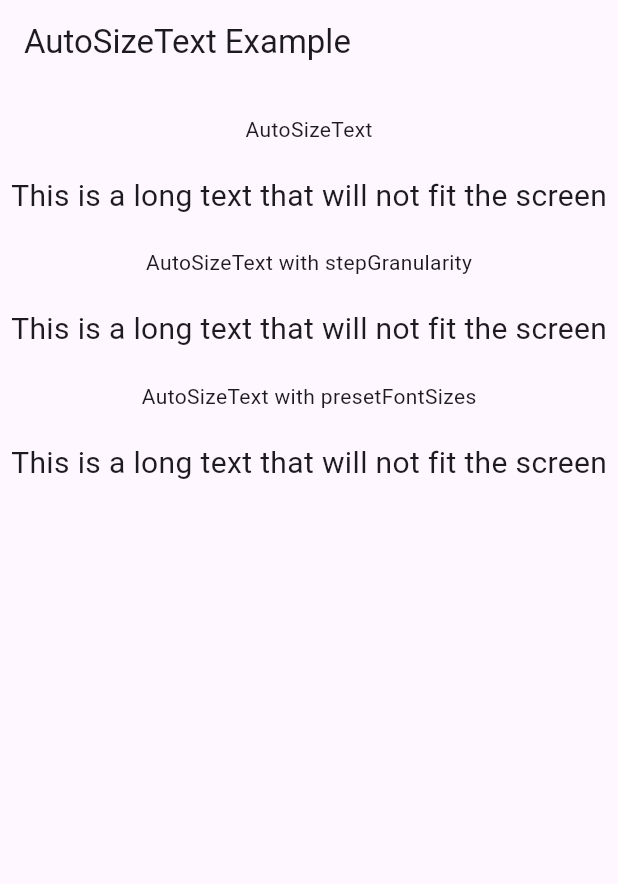
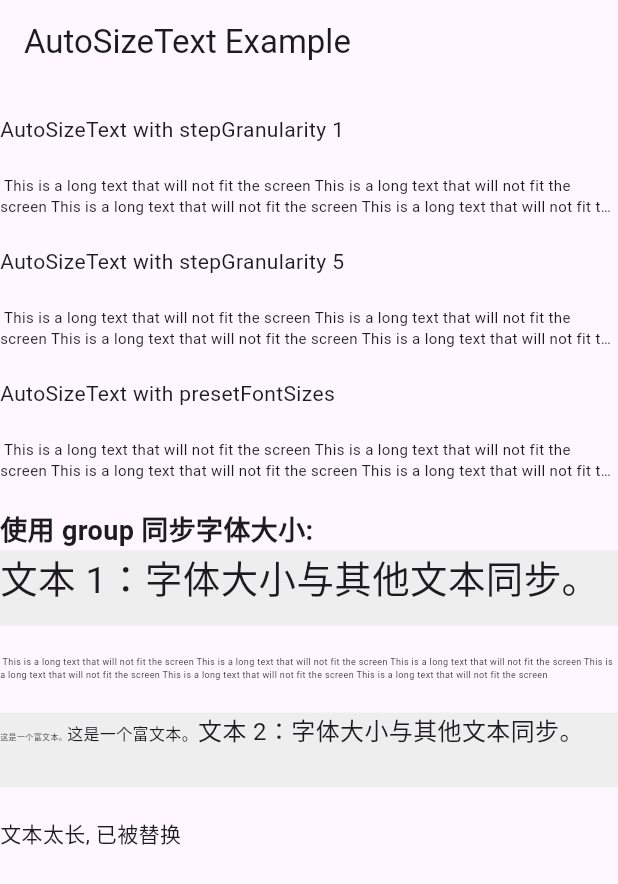
Before and after one commit to rex26/practice, a Flutter app: the screen it shows after launch, on a phone screen of 412 x 824 dp. Shown: the top 884 px of the screen. Run offline on Flutter 3.47's test engine with Material 3 defaults, Android fonts, the phone set to English and light mode, and no system bars; drawn by our look-alikes of auto_size_text; our stand-ins replace envied, go_router; generated files the repository leaves out were written again.

Commit message:
feat: AutoSizeTextDemo

```diff
--- a/lib/pages/auto_size_text/auto_size_text_app.dart
+++ b/lib/pages/auto_size_text/auto_size_text_app.dart
@@ -6,7 +6,7 @@ class AutoSizeTextApp extends StatelessWidget {
 
   @override
   Widget build(BuildContext context) {
-    return const MaterialApp(
+    return MaterialApp(
       title: 'Flutter Custom AutoSizeTextDemo',
       home: AutoSizeTextDemo(),
     );
@@ -14,45 +14,51 @@ class AutoSizeTextApp extends StatelessWidget {
 }
 
 class AutoSizeTextDemo extends StatelessWidget {
-  const AutoSizeTextDemo({super.key});
+  AutoSizeTextDemo({super.key});
+
+  final AutoSizeGroup textGroup = AutoSizeGroup();
 
   @override
   Widget build(BuildContext context) {
+    const String longText =
+        ''' This is a long text that will not fit the screen This is a long text that will not fit the screen This is a long text that will not fit the screen This is a long text that will not fit the screen This is a long text that will not fit the screen This is a long text that will not fit the screen ''';
     return Scaffold(
       appBar: AppBar(
         title: const Text("AutoSizeText Example"),
       ),
-      body: const Center(
+      body: SingleChildScrollView(
         child: Column(
+          mainAxisAlignment: MainAxisAlignment.start,
+          crossAxisAlignment: CrossAxisAlignment.start,
           children: [
-            SizedBox(height: 20),
-            Text("AutoSizeText"),
-            SizedBox(height: 20),
-            AutoSizeText(
-              'This is a long text that will not fit the screen',
+            const SizedBox(height: 20),
+            const Text("AutoSizeText with stepGranularity 1"),
+            const SizedBox(height: 20),
+            const AutoSizeText(
+              longText,
               style: TextStyle(fontSize: 20),
               maxLines: 2,
               minFontSize: 10,
               maxFontSize: 20,
               overflow: TextOverflow.ellipsis,
             ),
-            SizedBox(height: 20),
-            Text("AutoSizeText with stepGranularity"),
-            SizedBox(height: 20),
-            AutoSizeText(
-              'This is a long text that will not fit the screen',
+            const SizedBox(height: 20),
+            const Text("AutoSizeText with stepGranularity 5"),
+            const SizedBox(height: 20),
+            const AutoSizeText(
+              longText,
               style: TextStyle(fontSize: 20),
               maxLines: 2,
               minFontSize: 10,
               maxFontSize: 20,
-              stepGranularity: 2,
+              stepGranularity: 5,
               overflow: TextOverflow.ellipsis,
             ),
-            SizedBox(height: 20),
-            Text("AutoSizeText with presetFontSizes"),
-            SizedBox(height: 20),
-            AutoSizeText(
-              'This is a long text that will not fit the screen',
+            const SizedBox(height: 20),
+            const Text("AutoSizeText with presetFontSizes"),
+            const SizedBox(height: 20),
+            const AutoSizeText(
+              longText,
               style: TextStyle(fontSize: 20),
               maxLines: 2,
               minFontSize: 10,
@@ -60,6 +66,73 @@ class AutoSizeTextDemo extends StatelessWidget {
               presetFontSizes: [20, 18, 16, 14, 12, 10],
               overflow: TextOverflow.ellipsis,
             ),
+            const SizedBox(height: 20),
+
+            /// region 使用 group 同步字体大小
+            const Text(
+              '使用 group 同步字体大小:',
+              style: TextStyle(fontSize: 18, fontWeight: FontWeight.bold),
+            ),
+            Container(
+              color: Colors.grey[200],
+              width: double.infinity,
+              height: 50,
+              child: AutoSizeText(
+                '文本 1：字体大小与其他文本同步。',
+                style: const TextStyle(fontSize: 30),
+                maxLines: 1,
+                group: textGroup,
+              ),
+            ),
+            const SizedBox(height: 20),
+            AutoSizeText(
+              longText,
+              style: const TextStyle(fontSize: 20),
+              maxLines: 2,
+              minFontSize: 5,
+              maxFontSize: 10,
+              overflow: TextOverflow.ellipsis,
+              group: textGroup,
+            ),
+            const SizedBox(height: 20),
+            Container(
+              color: Colors.grey[200],
+              width: double.infinity,
+              height: 50,
+              child: AutoSizeText.rich(
+                const TextSpan(
+                  style: TextStyle(fontSize: 30),
+                  children: [
+                    TextSpan(
+                      text: '这是一个富文本。',
+                      style: TextStyle(fontSize: 10),
+                    ),
+                    TextSpan(
+                      text: '这是一个富文本。',
+                      style: TextStyle(fontSize: 20),
+                    ),
+                    TextSpan(
+                      text: '文本 2：字体大小与其他文本同步。',
+                      style: TextStyle(fontSize: 30),
+                    ),
+                  ],
+                ),
+                style: const TextStyle(fontSize: 30),
+                maxLines: 1,
+                group: textGroup,
+              ),
+            ),
+            const SizedBox(height: 20),
+            AutoSizeText(
+              longText,
+              style: const TextStyle(fontSize: 20),
+              maxLines: 2,
+              minFontSize: 10,
+              maxFontSize: 20,
+              overflowReplacement: const Text('文本太长, 已被替换'),
+              group: textGroup,
+            ),
+            /// endregion
           ],
         ),
       ),
```
